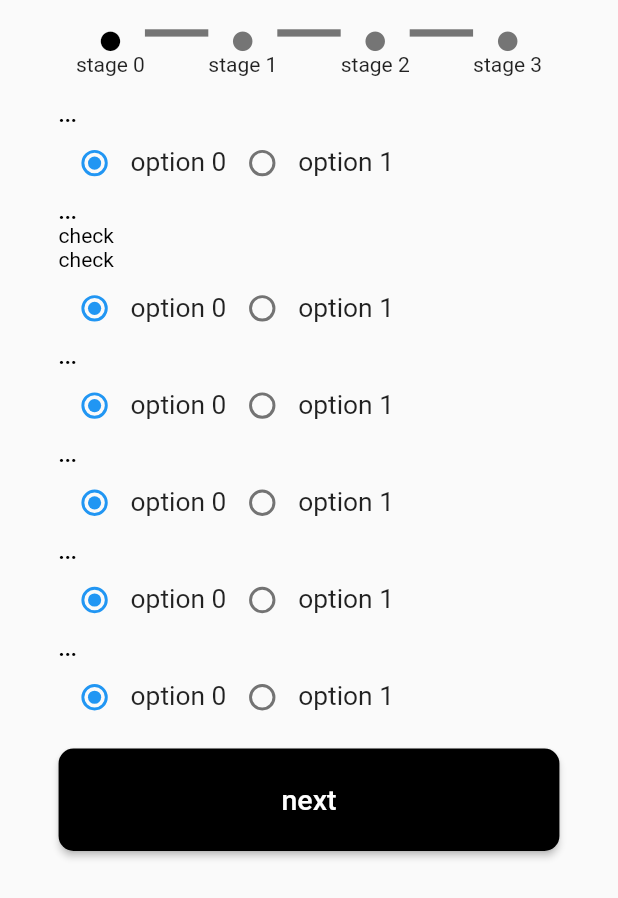
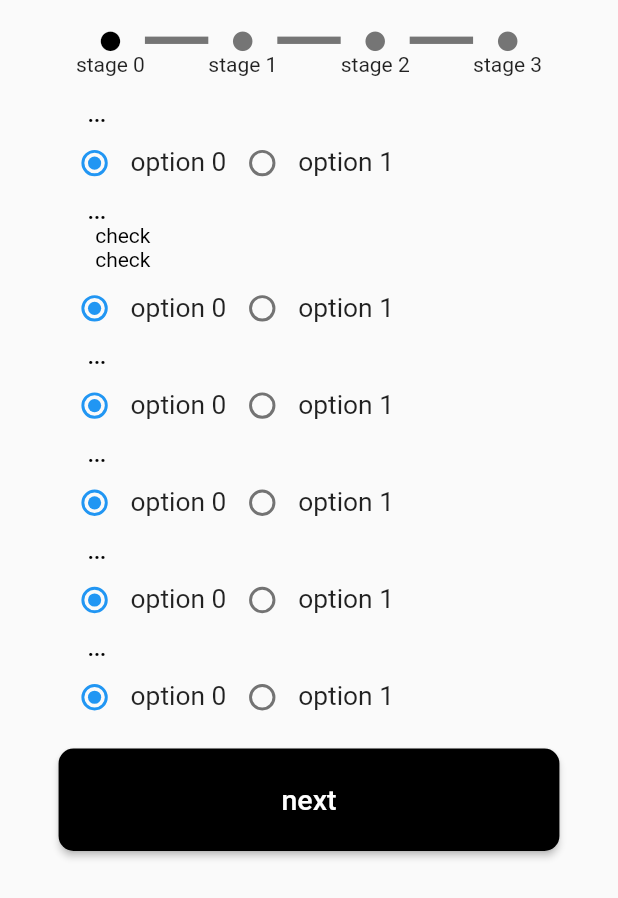
Before and after one commit to hello-world-was-taken/upwork-hassan, a Flutter app: the screen it shows after launch, on a phone screen of 412 x 824 dp. Shown: the top 898 px of the screen. Run offline on Flutter 3.47's test engine with Material 2 defaults, Android fonts, the phone set to English and light mode, and no system bars; our stand-ins replace camera, flutter_screenutil; Roboto replaces fonts that are missing (MsGothic).

Commit message:
fix padding

```diff
--- a/lib/features/pages/presentation/onboarding.dart
+++ b/lib/features/pages/presentation/onboarding.dart
@@ -98,6 +98,7 @@ class ProgressIndicator extends StatelessWidget {
                   ? Container(
                       height: 5.h,
                       width: 40.w,
+                      margin: EdgeInsets.only(top: 5.h),
                       color:
                           stage - 1 < index ? Color(0XFF757575) : Colors.black,
                     )
@@ -191,25 +192,29 @@ class _CustomeCardState extends State<CustomCard> {
     return Column(
       crossAxisAlignment: CrossAxisAlignment.start,
       children: [
-        Text(
+        Container(
+          margin: EdgeInsets.only(left: 20.h),
+          child: Text(
             widget.title,
-          textAlign: TextAlign.right,
             style: TextStyle(
               color: Colors.black,
               fontWeight: FontWeight.bold,
             ),
           ),
+        ),
         widget.subtitle != null
-            ? Text(
+            ? Container(
+                margin: EdgeInsets.only(left: 25.h),
+                child: Text(
                   widget.subtitle,
                   style: TextStyle(
                     color: Colors.black,
+                  ),
                 ),
               )
             : const SizedBox.shrink(),
         Container(
           height: 50.h,
-          alignment: Alignment.topCenter,
           child: ListView.builder(
             itemCount: widget.options.length,
             scrollDirection: Axis.horizontal,
```
Lines whose indentation alone changed are shown as unchanged.
